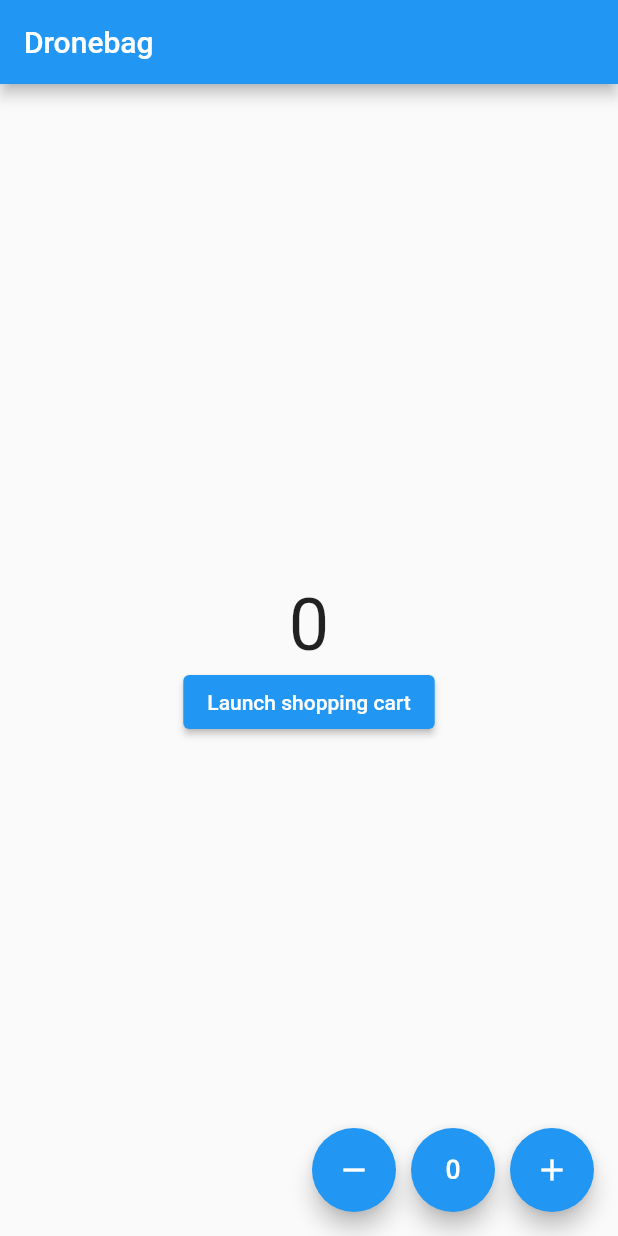
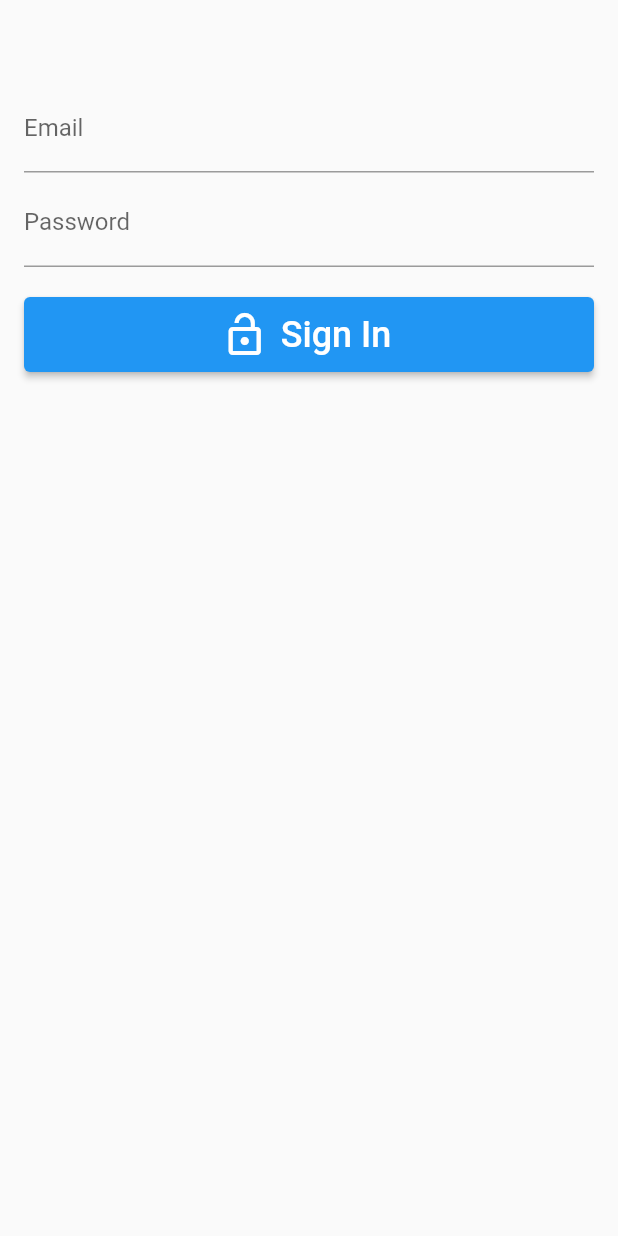
Before and after one commit to GemperC/Dronebag, a Flutter app: the screen it shows after launch, on a phone screen of 412 x 824 dp. Run offline on Flutter 3.47's test engine with Material 2 defaults, Android fonts, the phone set to English and light mode, and no system bars; our stand-ins replace firebase_auth, firebase_core; accounts and stored records are empty.

Commit message:
add firebase_auth, add signin screen

```diff
--- a/lib/main.dart
+++ b/lib/main.dart
@@ -4,18 +4,25 @@
 import 'package:dronebag/screens/second_screen.dart';
 import 'package:flutter/material.dart';
 import 'package:provider/provider.dart';
+import 'package:firebase_core/firebase_core.dart';
+import 'package:dronebag/screens/auth_screen.dart';
 
-void main() {
+Future main() async {
+  WidgetsFlutterBinding.ensureInitialized();
+  await Firebase.initializeApp();
+
   runApp(
     MultiProvider(
       providers: [
         ChangeNotifierProvider(create: (_) => Counter()),
         ChangeNotifierProvider(create: (_) => ShoppingCart()),
-        ],
+      ],
       child: Dronebag(),
     ),
   );
 }
+
+final navigatorKey = GlobalKey<NavigatorState>();
 
 class Dronebag extends StatelessWidget {
   const Dronebag({Key? key}) : super(key: key);
@@ -23,10 +30,14 @@
   @override
   Widget build(BuildContext context) {
     return MaterialApp(
+
+      debugShowCheckedModeBanner: false,
+      navigatorKey: navigatorKey,
+
       initialRoute: '/',
       routes: {
-        '/': (context) => MyHomePage(),
-        '/second': (context) => SecondScreen(),
+        '/': (context) => AuthScreen(),
+        '/homescreen': (context) => HomePage(),
       },
     );
   }
--- /dev/null
+++ b/lib/screens/auth_screen.dart
@@ -0,0 +1,95 @@
+import 'package:dronebag/screens/home_screen.dart';
+import 'package:firebase_auth/firebase_auth.dart';
+import 'package:flutter/material.dart';
+import 'package:dronebag/main.dart';
+
+class AuthScreen extends StatelessWidget {
+  const AuthScreen({Key? key}) : super(key: key);
+
+  @override
+  Widget build(BuildContext context) {
+    return Scaffold(
+      body: StreamBuilder<User?>(
+          stream: FirebaseAuth.instance.authStateChanges(),
+          builder: (context, snapshot) {
+            if (snapshot.connectionState == ConnectionState.waiting) {
+              return Center(child: CircularProgressIndicator());
+            } else if (snapshot.hasError) {
+              return Center(child: Text('Something went wrong!'));
+            } else if (snapshot.hasData) {
+              return HomePage();
+            } else {
+              return LoginWidget();
+            }
+          }),
+    );
+  }
+}
+
+class LoginWidget extends StatefulWidget {
+  const LoginWidget({Key? key}) : super(key: key);
+
+  @override
+  State<LoginWidget> createState() => _LoginWidgetState();
+}
+
+class _LoginWidgetState extends State<LoginWidget> {
+  final emailController = TextEditingController();
+  final passwordController = TextEditingController();
+
+  @override
+  void dispose() {
+    emailController.dispose();
+    passwordController.dispose();
+    super.dispose();
+  }
+
+  @override
+  Widget build(BuildContext context) => SingleChildScrollView(
+        padding: EdgeInsets.all(16),
+        child: Column(
+          mainAxisAlignment: MainAxisAlignment.center,
+          children: [
+            SizedBox(height: 40),
+            TextField(
+              controller: emailController,
+              cursorColor: Colors.white,
+              textInputAction: TextInputAction.next,
+              decoration: InputDecoration(labelText: 'Email'),
+            ),
+            SizedBox(height: 4),
+            TextField(
+              controller: passwordController,
+              cursorColor: Colors.white,
+              textInputAction: TextInputAction.done,
+              decoration: InputDecoration(labelText: 'Password'),
+              obscureText: true,
+            ),
+            SizedBox(height: 20),
+            ElevatedButton.icon(
+              style: ElevatedButton.styleFrom(minimumSize: Size.fromHeight(50)),
+              icon: Icon(Icons.lock_open, size: 32),
+              label: Text('Sign In', style: TextStyle(fontSize: 24)),
+              onPressed: signIn,
+            )
+          ],
+        ),
+      );
+
+  Future signIn() async {
+    showDialog(
+        context: context,
+        barrierDismissible: false,
+        builder: (context) => Center(child: CircularProgressIndicator()));
+    try {
+      await FirebaseAuth.instance.signInWithEmailAndPassword(
+        email: emailController.text.trim(),
+        password: passwordController.text.trim(),
+      );
+    } on FirebaseAuthException catch (e) {
+      print(e);
+    }
+
+    navigatorKey.currentState!.popUntil((route) => route.isFirst);
+  }
+}
--- a/lib/screens/home_screen.dart
+++ b/lib/screens/home_screen.dart
@@ -1,75 +1,36 @@
+import 'package:firebase_auth/firebase_auth.dart';
 import 'package:flutter/material.dart';
-import 'package:provider/provider.dart';
-import 'package:dronebag/providers/counter_provider.dart';
+import 'package:firebase_auth/firebase_auth.dart';
 
-class MyHomePage extends StatelessWidget {
-  const MyHomePage({Key? key}) : super(key: key);
+class HomePage extends StatelessWidget {
+  const HomePage({Key? key}) : super(key: key);
 
   @override
   Widget build(BuildContext context) {
+    final user = FirebaseAuth.instance.currentUser!;
+
     return Scaffold(
       appBar: AppBar(
         title: Text('Dronebag'),
       ),
-      body: Center(
+      body: Padding(
+        padding: EdgeInsets.all(32),
         child: Column(
-          mainAxisSize: MainAxisSize.min,
           mainAxisAlignment: MainAxisAlignment.center,
-          children: <Widget>[
-            Count(),
-            ElevatedButton(
-                onPressed: () {
-                  Navigator.pushNamed(context, '/second');
-                },
-                child: Text('Launch shopping cart'))
+          children: [
+            Text('Sign In as', style: TextStyle(fontSize: 16)),
+            SizedBox(height: 8),
+            Text(user.email!,
+                style: TextStyle(fontSize: 20, fontWeight: FontWeight.bold)),
+            SizedBox(height: 40),
+            ElevatedButton.icon(
+                style: ElevatedButton.styleFrom(minimumSize: Size.fromHeight(50)),
+                onPressed: () => FirebaseAuth.instance.signOut(),
+                icon: Icon(Icons.arrow_back, size: 32),
+                label: Text('Sign Out', style: TextStyle(fontSize: 24)))
           ],
         ),
-      ),
-      floatingActionButton: Row(
-        mainAxisAlignment: MainAxisAlignment.end,
-        children: [
-          FloatingActionButton(
-            heroTag: 'btn1',
-            key: Key('decrement_floatingActionButton'),
-            onPressed: () => context.read<Counter>().decrement(),
-            tooltip: 'Decrement',
-            child: Icon(Icons.remove),
-          ),
-          SizedBox(
-            width: 10.0,
-          ),
-          FloatingActionButton(
-            heroTag: 'btn2',
-            key: Key('reset_floatingActionButton'),
-            onPressed: () => context.read<Counter>().reset(),
-            tooltip: 'Reset',
-            child: Icon(Icons.exposure_zero),
-          ),
-          SizedBox(
-            width: 10.0,
-          ),
-          FloatingActionButton(
-            heroTag: 'btn3',
-            key: Key('increment_floatingActionButton'),
-            onPressed: () => context.read<Counter>().increment(),
-            tooltip: 'Increment',
-            child: Icon(Icons.add),
-          ),
-        ],
       ),
     );
   }
 }
-
-class Count extends StatelessWidget {
-  const Count({Key? key}) : super(key: key);
-
-  @override
-  Widget build(BuildContext context) {
-    return Text(
-      '${context.watch<Counter>().count}',
-      key: Key('çounterState'),
-      style: TextStyle(fontSize: 48.0),
-    );
-  }
-}
--- a/pubspec.yaml
+++ b/pubspec.yaml
@@ -16,6 +16,9 @@
     sdk: flutter
   cupertino_icons: ^1.0.2
   provider: ^6.0.3
+  cloud_firestore: ^3.4.6
+  firebase_auth: ^3.7.0
+
 
 dev_dependencies:
   flutter_test:
```
Also changed, not shown: lib/providers/login_provider.dart (added, +13 -0 lines), lib/screens/login.dart (added, +10 -0 lines), lib/screens/signup.dart (added, +8 -0 lines), lib/screens/test_home_screen.dart (added, +75 -0 lines), pubspec.lock, 4 other files.
